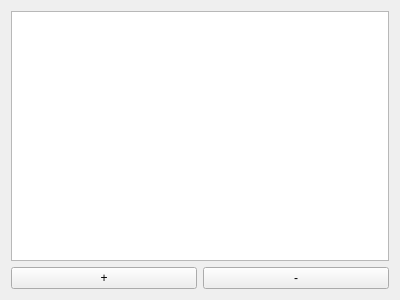
Before: the Qt Designer form application-rw/aliastab.ui in TheNiteCoder/mx-bashrc-config, drawn with Qt 5.
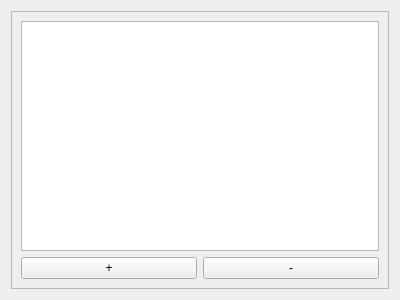
After: the same form once the commit is applied.

Diff of the .ui file:
```diff
--- a/application-rw/aliastab.ui
+++ b/application-rw/aliastab.ui
@@ -21,6 +21,27 @@
   </property>
   <layout class="QVBoxLayout" name="verticalLayout">
    <item>
+    <widget class="QScrollArea" name="scrollArea">
+     <property name="verticalScrollBarPolicy">
+      <enum>Qt::ScrollBarAsNeeded</enum>
+     </property>
+     <property name="horizontalScrollBarPolicy">
+      <enum>Qt::ScrollBarAsNeeded</enum>
+     </property>
+     <property name="widgetResizable">
+      <bool>true</bool>
+     </property>
+     <widget class="QWidget" name="scrollAreaWidgetContents">
+      <property name="geometry">
+       <rect>
+        <x>0</x>
+        <y>0</y>
+        <width>380</width>
+        <height>280</height>
+       </rect>
+      </property>
+      <layout class="QVBoxLayout" name="verticalLayout_2">
+       <item>
     <widget class="QTableWidget" name="tableWidget_Aliases">
      <property name="sizePolicy">
       <sizepolicy hsizetype="Expanding" vsizetype="Expanding">
@@ -28,6 +49,9 @@
        <verstretch>0</verstretch>
       </sizepolicy>
      </property>
+         <property name="frameShadow">
+          <enum>QFrame::Plain</enum>
+         </property>
     </widget>
    </item>
    <item>
@@ -47,6 +71,10 @@
       </widget>
      </item>
     </layout>
+       </item>
+      </layout>
+     </widget>
+    </widget>
    </item>
   </layout>
  </widget>
```
Lines whose indentation alone changed are shown as unchanged.
